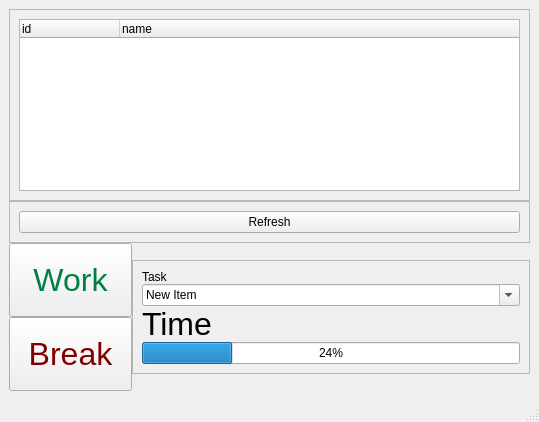
Above: task_list.ui from aclark73/TaskList before the change. Below: the same form after it.
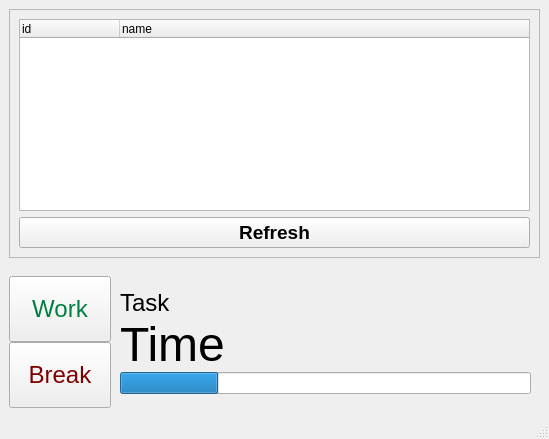
That is the form after the change.

```diff
--- a/task_list.ui
+++ b/task_list.ui
@@ -6,8 +6,8 @@
    <rect>
     <x>0</x>
     <y>0</y>
-    <width>539</width>
-    <height>422</height>
+    <width>549</width>
+    <height>436</height>
    </rect>
   </property>
   <property name="sizePolicy">
@@ -36,13 +36,13 @@
        <enum>QFrame::StyledPanel</enum>
       </property>
       <property name="frameShadow">
-       <enum>QFrame::Raised</enum>
+       <enum>QFrame::Sunken</enum>
       </property>
       <layout class="QVBoxLayout" name="verticalLayout">
        <item>
         <widget class="QTreeWidget" name="treeWidget">
          <property name="sizePolicy">
-          <sizepolicy hsizetype="Preferred" vsizetype="Preferred">
+          <sizepolicy hsizetype="Preferred" vsizetype="MinimumExpanding">
            <horstretch>0</horstretch>
            <verstretch>0</verstretch>
           </sizepolicy>
@@ -68,6 +68,24 @@
          </column>
         </widget>
        </item>
+       <item>
+        <widget class="QPushButton" name="refreshButton">
+         <property name="font">
+          <font>
+           <family>Helvetica</family>
+           <pointsize>14</pointsize>
+           <weight>75</weight>
+           <bold>true</bold>
+          </font>
+         </property>
+         <property name="autoFillBackground">
+          <bool>false</bool>
+         </property>
+         <property name="text">
+          <string>Refresh</string>
+         </property>
+        </widget>
+       </item>
       </layout>
      </widget>
     </item>
@@ -80,20 +98,12 @@
        </sizepolicy>
       </property>
       <property name="frameShape">
-       <enum>QFrame::StyledPanel</enum>
+       <enum>QFrame::NoFrame</enum>
       </property>
       <property name="frameShadow">
        <enum>QFrame::Raised</enum>
       </property>
-      <layout class="QHBoxLayout" name="horizontalLayout">
-       <item>
-        <widget class="QPushButton" name="refreshButton">
-         <property name="text">
-          <string>Refresh</string>
-         </property>
-        </widget>
-       </item>
-      </layout>
+      <layout class="QHBoxLayout" name="horizontalLayout"/>
      </widget>
     </item>
     <item>
@@ -116,14 +126,14 @@
          <widget class="QPushButton" name="workButton">
           <property name="font">
            <font>
-            <pointsize>24</pointsize>
+            <pointsize>18</pointsize>
             <weight>50</weight>
             <italic>false</italic>
             <bold>false</bold>
            </font>
           </property>
           <property name="styleSheet">
-           <string notr="true">font: 24pt;
+           <string notr="true">font: 18pt;
 color: rgb(0, 128, 64);padding: 18px;</string>
           </property>
           <property name="text">
@@ -132,9 +142,15 @@
           <property name="checkable">
            <bool>true</bool>
           </property>
+          <property name="checked">
+           <bool>false</bool>
+          </property>
           <property name="autoExclusive">
            <bool>true</bool>
           </property>
+          <property name="flat">
+           <bool>false</bool>
+          </property>
          </widget>
         </item>
         <item>
@@ -142,12 +158,14 @@
           <property name="font">
            <font>
             <family>Helvetica</family>
-            <pointsize>24</pointsize>
+            <pointsize>18</pointsize>
+            <weight>50</weight>
             <italic>false</italic>
+            <bold>false</bold>
            </font>
           </property>
           <property name="styleSheet">
-           <string notr="true">font: 24pt &quot;Helvetica&quot;;
+           <string notr="true">font: 18pt;
 color: rgb(128, 0, 0); padding: 18px;</string>
           </property>
           <property name="text">
@@ -156,6 +174,9 @@
           <property name="checkable">
            <bool>true</bool>
           </property>
+          <property name="checked">
+           <bool>false</bool>
+          </property>
           <property name="autoExclusive">
            <bool>true</bool>
           </property>
@@ -172,7 +193,7 @@
          </sizepolicy>
         </property>
         <property name="frameShape">
-         <enum>QFrame::StyledPanel</enum>
+         <enum>QFrame::NoFrame</enum>
         </property>
         <property name="frameShadow">
          <enum>QFrame::Raised</enum>
@@ -189,26 +210,19 @@
              <verstretch>0</verstretch>
             </sizepolicy>
            </property>
+           <property name="font">
+            <font>
+             <family>Helvetica</family>
+             <pointsize>18</pointsize>
+             <weight>50</weight>
+             <bold>false</bold>
+            </font>
+           </property>
            <property name="text">
             <string>Task</string>
            </property>
           </widget>
          </item>
-         <item>
-          <widget class="QComboBox" name="comboBox">
-           <property name="editable">
-            <bool>true</bool>
-           </property>
-           <property name="insertPolicy">
-            <enum>QComboBox::InsertAtTop</enum>
-           </property>
-           <item>
-            <property name="text">
-             <string>New Item</string>
-            </property>
-           </item>
-          </widget>
-         </item>
          <item>
           <widget class="QLabel" name="timeLabel">
            <property name="sizePolicy">
@@ -219,7 +233,10 @@
            </property>
            <property name="font">
             <font>
-             <pointsize>24</pointsize>
+             <family>Helvetica</family>
+             <pointsize>36</pointsize>
+             <weight>50</weight>
+             <bold>false</bold>
             </font>
            </property>
            <property name="text">
@@ -229,9 +246,21 @@
          </item>
          <item>
           <widget class="QProgressBar" name="progressBar">
+           <property name="sizePolicy">
+            <sizepolicy hsizetype="Expanding" vsizetype="Fixed">
+             <horstretch>0</horstretch>
+             <verstretch>0</verstretch>
+            </sizepolicy>
+           </property>
            <property name="value">
             <number>24</number>
            </property>
+           <property name="textVisible">
+            <bool>false</bool>
+           </property>
+           <property name="invertedAppearance">
+            <bool>false</bool>
+           </property>
           </widget>
          </item>
         </layout>
```
Left out of the diff: 67 changed lines with no effect on the pictures.
